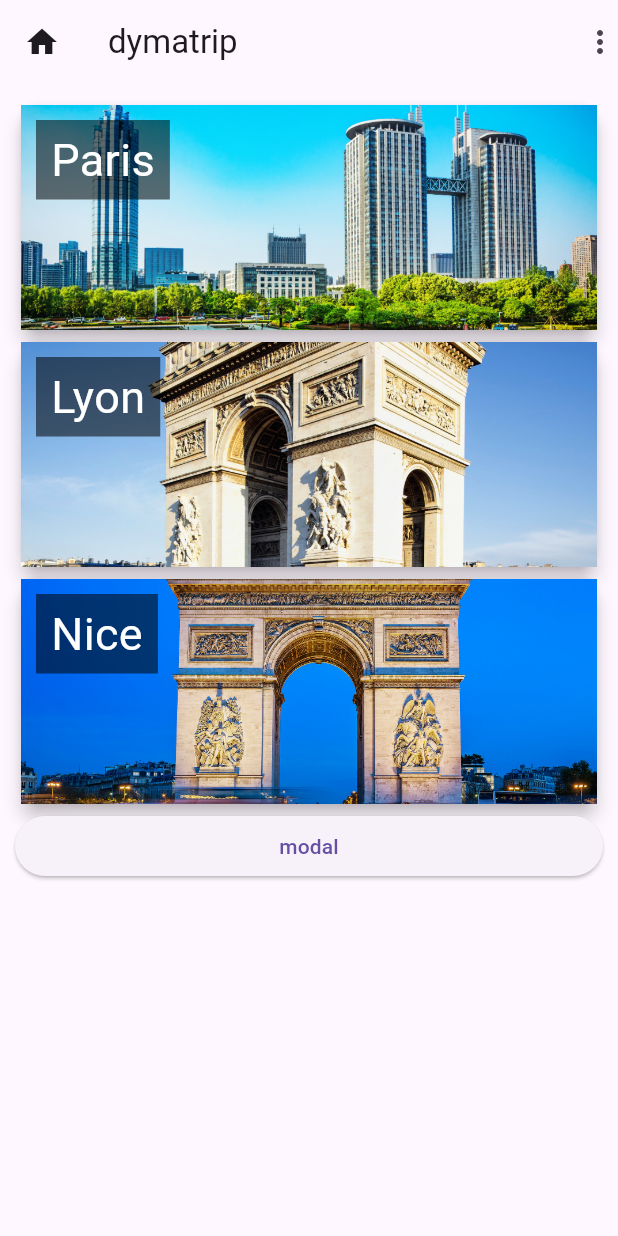
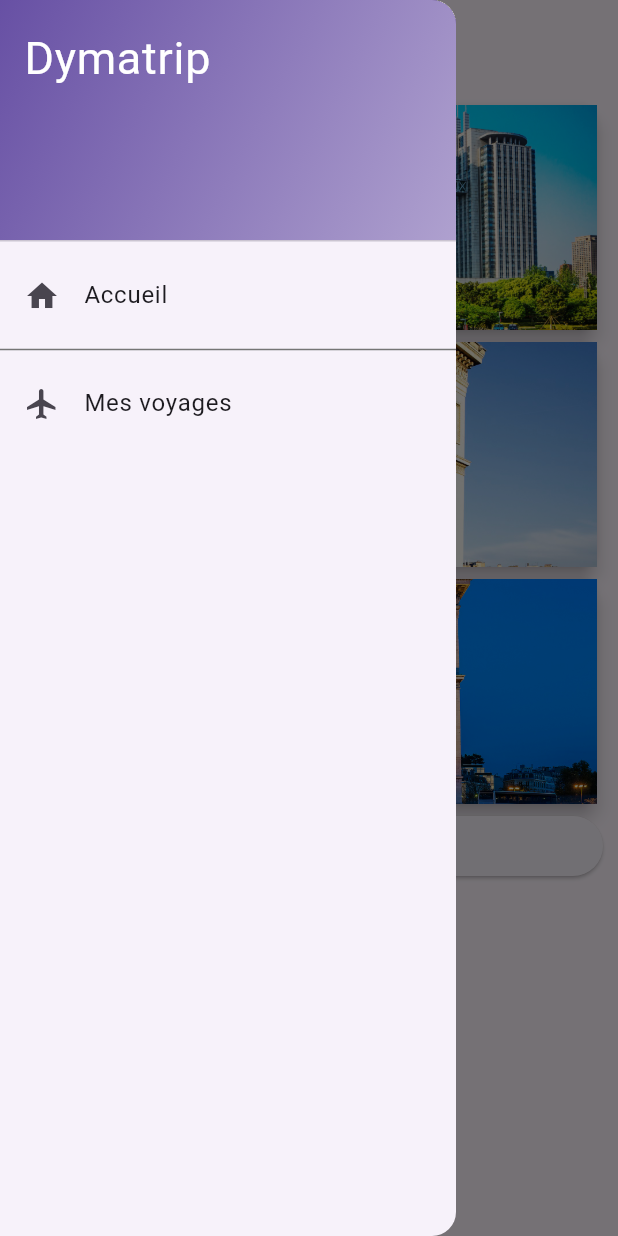
Before and after one commit to TrigoYodila/learning-flutter-project-dynma, a Flutter app: the screen it shows after launch, with the side drawer open (before the commit the screen has no drawer), on a phone screen of 412 x 824 dp. Run offline on Flutter 3.47's test engine with Material 3 defaults, Android fonts, the phone set to English and light mode, and no system bars.

Commit message:
fix list activities

```diff
--- a/lib/data/data.dart
+++ b/lib/data/data.dart
@@ -1,53 +1,162 @@
+import 'package:first_project/models/city_model.dart';
+
 import '../models/activity_model.dart';
 
-List<Activity> activities = [
+List<City> cities = [
+  City(
+  name: 'Paris',
+  image: 'assets/images/ville1.jpg',
+  activities: [
   Activity(
     image: 'assets/images/activities/act1.jpg',
     name: 'Le Louvre',
     id: 'a1',
     city: 'Paris',
-      price:12.00
+    price: 12.00,
   ),
   Activity(
     image: 'assets/images/activities/act2.jpg',
     name: 'Les buttes Chaumont',
     id: 'a2',
     city: 'Paris',
-      price:5.00
+    price: 5.00,
   ),
   Activity(
     image: 'assets/images/activities/act3.jpg',
     name: 'Notre Dame',
     id: 'a3',
     city: 'Paris',
-      price:15.00
+    price: 15.00,
   ),
   Activity(
     image: 'assets/images/activities/act4.jpg',
     name: 'La Défense',
     id: 'a4',
     city: 'Paris',
-      price:11.00
+    price: 11.00,
   ),
   Activity(
     image: 'assets/images/activities/act1.jpg',
     name: 'Mon âme te loue',
     id: 'a5',
     city: 'Paris',
-      price:18.00
+    price: 18.00,
   ),
   Activity(
     image: 'assets/images/activities/act2.jpg',
     name: 'La Défense',
     id: 'a6',
     city: 'Paris',
-      price:20.00
+    price: 20.00,
   ),
   Activity(
     image: 'assets/images/activities/act3.jpg',
     name: 'La Défense',
     id: 'a7',
     city: 'Paris',
-      price:16.00
+    price: 16.00,
   ),
+]),
+  City(name: 'Lyon', image: 'assets/images/ville2.jpg',activities: [
+  Activity(
+    image: 'assets/images/activities/act1.jpg',
+    name: 'Le Louvre',
+    id: 'a1',
+    city: 'Paris',
+    price: 12.00,
+  ),
+  Activity(
+    image: 'assets/images/activities/act2.jpg',
+    name: 'Les buttes Chaumont',
+    id: 'a2',
+    city: 'Paris',
+    price: 5.00,
+  ),
+  Activity(
+    image: 'assets/images/activities/act3.jpg',
+    name: 'Notre Dame',
+    id: 'a3',
+    city: 'Paris',
+    price: 15.00,
+  ),
+  Activity(
+    image: 'assets/images/activities/act4.jpg',
+    name: 'La Défense',
+    id: 'a4',
+    city: 'Paris',
+    price: 11.00,
+  ),
+  Activity(
+    image: 'assets/images/activities/act1.jpg',
+    name: 'Mon âme te loue',
+    id: 'a5',
+    city: 'Paris',
+    price: 18.00,
+  ),
+  Activity(
+    image: 'assets/images/activities/act2.jpg',
+    name: 'La Défense',
+    id: 'a6',
+    city: 'Paris',
+    price: 20.00,
+  ),
+  Activity(
+    image: 'assets/images/activities/act3.jpg',
+    name: 'La Défense',
+    id: 'a7',
+    city: 'Paris',
+    price: 16.00,
+  ),
+]),
+  City(name: 'Nice', image: 'assets/images/ville3.jpg',activities: [
+  Activity(
+    image: 'assets/images/activities/act1.jpg',
+    name: 'Le Louvre',
+    id: 'a1',
+    city: 'Paris',
+    price: 12.00,
+  ),
+  Activity(
+    image: 'assets/images/activities/act2.jpg',
+    name: 'Les buttes Chaumont',
+    id: 'a2',
+    city: 'Paris',
+    price: 5.00,
+  ),
+  Activity(
+    image: 'assets/images/activities/act3.jpg',
+    name: 'Notre Dame',
+    id: 'a3',
+    city: 'Paris',
+    price: 15.00,
+  ),
+  Activity(
+    image: 'assets/images/activities/act4.jpg',
+    name: 'La Défense',
+    id: 'a4',
+    city: 'Paris',
+    price: 11.00,
+  ),
+  Activity(
+    image: 'assets/images/activities/act1.jpg',
+    name: 'Mon âme te loue',
+    id: 'a5',
+    city: 'Paris',
+    price: 18.00,
+  ),
+  Activity(
+    image: 'assets/images/activities/act2.jpg',
+    name: 'La Défense',
+    id: 'a6',
+    city: 'Paris',
+    price: 20.00,
+  ),
+  Activity(
+    image: 'assets/images/activities/act3.jpg',
+    name: 'La Défense',
+    id: 'a7',
+    city: 'Paris',
+    price: 16.00,
+  ),
+]),
 ];
--- a/lib/main.dart
+++ b/lib/main.dart
@@ -1,19 +1,41 @@
 
 // import './widgets/data.dart';
 import 'package:first_project/models/city_model.dart';
+import 'package:first_project/models/trip_model.dart';
 import 'package:first_project/views/404/not_found.dart';
 import 'package:first_project/views/city/widgets/city.dart';
+import 'package:first_project/views/trips/trips_view.dart';
 import 'package:flutter/material.dart';
 import 'views/home/home.dart';
+import './data/data.dart' as data;
 
 void main() {
-  runApp(const DymaTrip());
+  runApp(DymaTrip());
 }
 
-class DymaTrip extends StatelessWidget {
-  const DymaTrip({super.key});
+class DymaTrip extends StatefulWidget {
+  final List<City> cities = data.cities;
 
+  DymaTrip({super.key});
+
+  @override
+  State<DymaTrip> createState() => _DymaTripState();
+}
+
+class _DymaTripState extends State<DymaTrip> {
   // This widget is the root of your application.
+  List<Trip> trips = [
+    Trip(city: 'Paris', activities: [], date: DateTime.now().add(Duration(days: 1))),
+    Trip(city: 'Lyon', activities: [], date: DateTime.now().add(Duration(days: 2))),
+    Trip(city: 'Nice', activities: [], date: DateTime.now().subtract(Duration(days: 1)))
+  ];
+
+  void addTrip(Trip trip){
+    setState(() {
+      trips.add(trip);
+    });
+  }
+
   @override
   Widget build(BuildContext context) {
     return MaterialApp(
@@ -27,19 +49,36 @@ class DymaTrip extends StatelessWidget {
       //   )
       // ),
       debugShowCheckedModeBanner: false,
-      home: Home(),
+      // home: Home(),
       routes: {
         // '/city':(context) => CityView()
+        '/':(context){
+          return Home(cities:widget.cities);
+        }
       },
       onGenerateRoute: (settings) {
-        if (settings.name == CityView.routeName) {
-          final city = settings.arguments;
-          return MaterialPageRoute(
-            builder: (context){
-              return CityView(city: city as City);
-            }
-          );
+
+        switch (settings.name){
+          case CityView.routeName : {
+              return MaterialPageRoute(
+                builder: (context){
+                  final city = settings.arguments;
+                  return CityView(city: city as City, addTrip:addTrip);
+                }
+              );
+          }
+
+          case TripsView.routeName : {
+             return MaterialPageRoute(
+                builder: (context){
+                  // final city = settings.arguments;
+                  return TripsView(trips:trips);
+                }
+              );
+          }
         }
+
+
         return null;
       },
       onUnknownRoute:(settings){
--- a/lib/models/city_model.dart
+++ b/lib/models/city_model.dart
@@ -1,7 +1,10 @@
+import 'package:first_project/models/activity_model.dart';
+
 class City{
   String image;
   String name;
+  List<Activity> activities;
 
-  City({ required this.image, required this.name});
+  City({ required this.image, required this.name, required this.activities});
 
 }
--- a/lib/views/home/home.dart
+++ b/lib/views/home/home.dart
@@ -1,12 +1,15 @@
 
 import 'package:first_project/models/city_model.dart';
 import 'package:first_project/widgetts/ask_modal.dart';
+import '../../widgetts/dyma_drawer.dart';
 import 'widgets/city_card.dart';
 import 'package:flutter/material.dart';
 
 class Home extends StatefulWidget {
-  const Home({super.key});
-  static String routeName = '/';
+  final List<City> cities;
+
+  const Home({super.key, required this.cities});
+  static const String routeName = '/';
 
   @override
   State<Home> createState() => _HomeState();
@@ -15,32 +18,26 @@ class Home extends StatefulWidget {
 
 class _HomeState extends State<Home>{
 
-  List cities = [
-    City(name: 'Paris', image: 'assets/images/ville1.jpg'),
-    City(name: 'Lyon', image: 'assets/images/ville2.jpg'),
-    City(name: 'Nice', image: 'assets/images/ville3.jpg'),
-  ];
 
   Future<void> openModal(BuildContext context) async {
     final result = await askModal(context, 'Hello veux tu quelque chose !');
     print('Result $result');
   }
 
-  void switchChecked(city){
-    int index = cities.indexOf(city);
-    setState(() {  // signifie au widget de faire un rebuild
-       cities[index]['checked'] = !cities[index]['checked'];
-    });
-  }
+  // void switchChecked(city){
+  //   int index = widget.cities.indexOf(city);
+  //   setState(() {  // signifie au widget de faire un rebuild
+  //      widget.cities[index]['checked'] = !cities[index]['checked'];
+  //   });
+  // }
 
   @override
   Widget build(BuildContext context) {
     return Scaffold(
         appBar: AppBar(
-          leading: Icon(Icons.home),
           title: Text('dymatrip'),
-          actions: <Widget>[Icon(Icons.more_vert)],
         ),
+        drawer: DymaDrawer(),
         body: Container(
           padding: EdgeInsets.all(10.0),
           alignment: Alignment.topLeft,
@@ -48,7 +45,7 @@ class _HomeState extends State<Home>{
             crossAxisAlignment: CrossAxisAlignment.stretch,
             children: <Widget>[
               // CityCard(image: 'assets/images/ville3.jpg', name: 'Paris'),
-              ...cities.map((city){  // transforme l'array de Widget en list
+              ...widget.cities.map((city){  // transforme l'array de Widget en list
                 return CityCard(
                   city:city
                 );
--- /dev/null
+++ b/lib/widgetts/dyma_drawer.dart
@@ -0,0 +1,43 @@
+import 'package:first_project/views/trips/trips_view.dart';
+
+import '../views/home/home.dart';
+import 'package:flutter/material.dart';
+
+class DymaDrawer extends StatelessWidget {
+  const DymaDrawer({super.key});
+
+  @override
+  Widget build(BuildContext context) {
+    return Drawer(
+          child: ListView(
+            children: <Widget>[
+              DrawerHeader(
+                decoration: BoxDecoration(gradient: LinearGradient(
+                  colors: [
+                    Theme.of(context).primaryColor,
+                    Theme.of(context).primaryColor.withValues(alpha: 0.5),
+                  ],
+                  begin: Alignment.topLeft,
+                  end: Alignment.bottomRight
+                )),
+                child: Text(
+                  'Dymatrip',
+                  style: TextStyle(color: Colors.white, fontSize: 30)
+                ),
+          ),
+          ListTile(leading: Icon(Icons.home),title: Text('Accueil'),
+            onTap: (){
+              Navigator.pushNamed(context, Home.routeName);
+            },
+          ),
+          Divider(color: Colors.grey[600],),
+          ListTile(leading: Icon(Icons.flight),title: Text('Mes voyages'),
+            onTap: (){
+              Navigator.pushNamed(context, TripsView.routeName);
+            },
+          ),
+          ],
+          ),
+        );
+  }
+}
```
Also changed, not shown: lib/views/city/widgets/city.dart (+13 -10 lines), lib/views/trips/trips_view.dart (added, +37 -0 lines), lib/views/trips/widgets/trip_list.dart (added, +24 -0 lines). Lines whose indentation alone changed are shown as unchanged.
